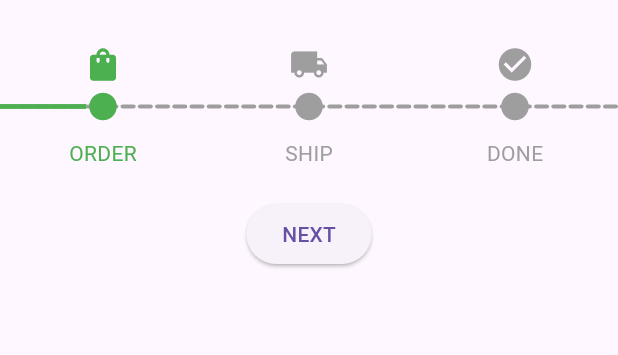
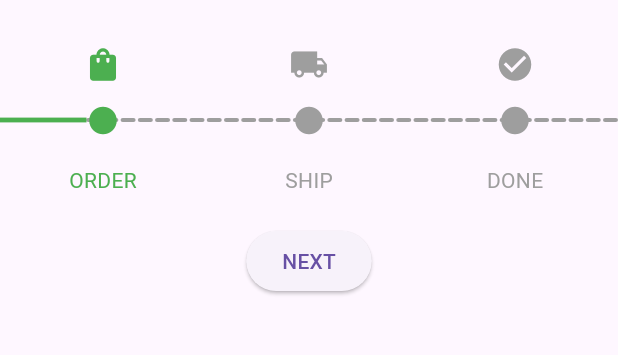
Before and after one commit to nixtomalon/progress-tracker, a Flutter app: the screen it shows after launch, on a phone screen of 412 x 824 dp, the part 63-418 px from its top. Run offline on Flutter 3.47's test engine with Material 3 defaults, Android fonts, the light colour scheme and no system bars.

```diff
--- a/lib/src/progress_tracker_widget.dart
+++ b/lib/src/progress_tracker_widget.dart
@@ -24,6 +24,8 @@ class ProgressTracker extends StatelessWidget {
   ///
   /// Defaults to [Colors.grey] if not specified.
   final Color? inActiveColor;
+
+  final double height = 100;
 
   /// Creates a [ProgressTracker] widget.
   ///
@@ -53,11 +55,11 @@ class ProgressTracker extends StatelessWidget {
     }
 
     return LayoutBuilder(builder: (_, BoxConstraints box) {
-      // Calculate the number of inactive steos based on the available width.
+      // Calculate the number of inactive steps based on the available width.
       final count = (box.constrainWidth() / (1.4 * 8.0)).floor();
 
       return SizedBox(
-        height: 82,
+        height: height,
         child: Stack(
           alignment: Alignment.center,
           children: [
@@ -103,7 +105,7 @@ class ProgressTracker extends StatelessWidget {
 
     return Expanded(
       child: SizedBox(
-        height: 82,
+        height: height,
         child: Stack(
           alignment: Alignment.center,
           children: [
```
